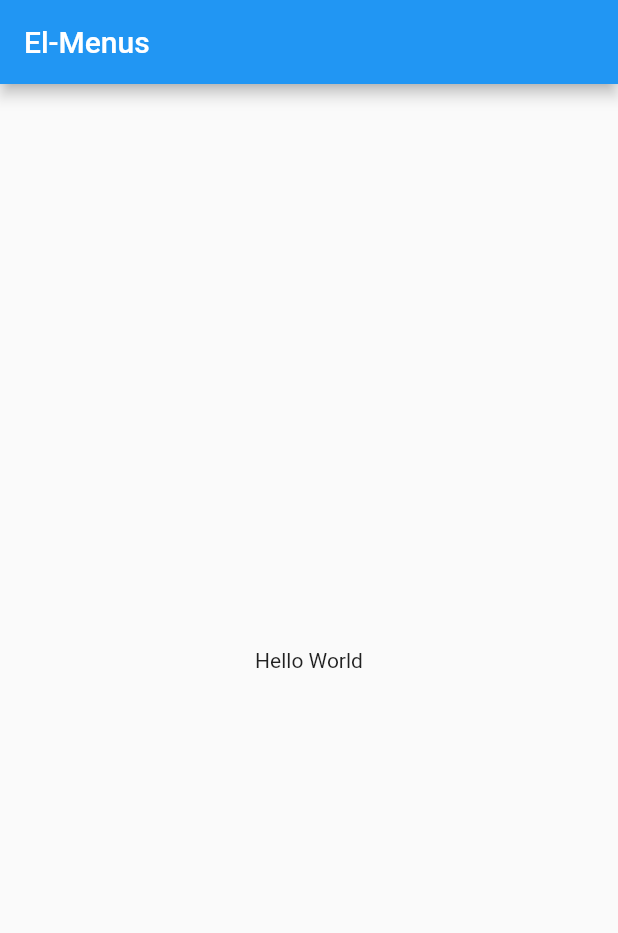
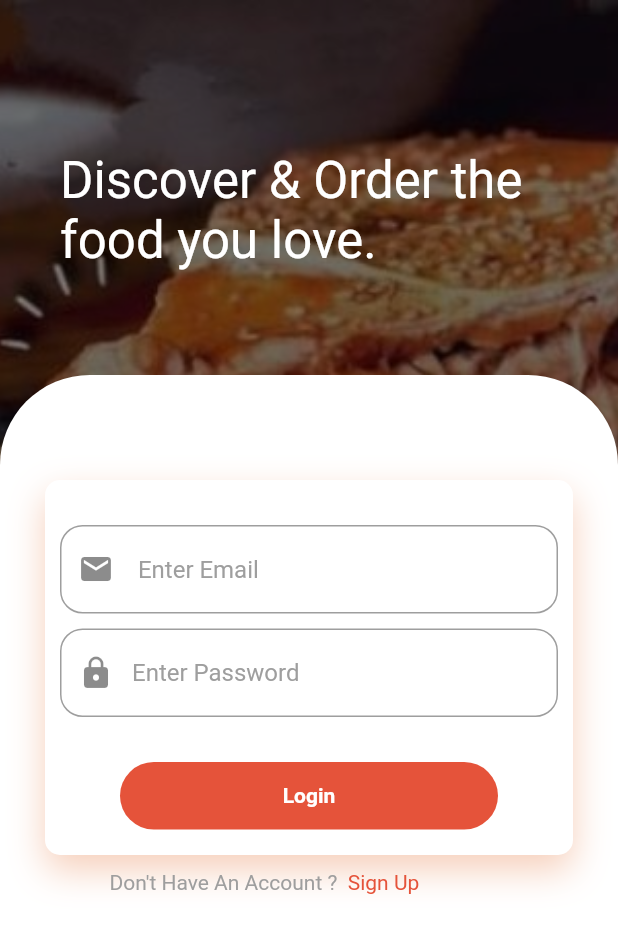
Before and after one commit to mohamedhelwa/ElMenus-ITI-Flutter, a Flutter app: the screen it shows after launch, on a phone screen of 412 x 824 dp. Shown: the top 933 px of the screen. Run offline on Flutter 3.47's test engine with Material 2 defaults, Android fonts, the phone set to English and light mode, and no system bars.

Commit message:
login and register

```diff
--- a/lib/main.dart
+++ b/lib/main.dart
@@ -1,7 +1,15 @@
+import 'package:ElMenus_ITI/views/login.dart';
 import 'package:flutter/material.dart';
 
+
+
 void main() {
-  runApp(MyApp());
+  runApp(
+  MaterialApp(
+    //debugShowCheckedModeBanner: false,
+    home: Login(),
+  )
+);
 }
 
 class MyApp extends StatelessWidget {
@@ -13,7 +21,7 @@ class MyApp extends StatelessWidget {
           title: Text('El-Menus'),
         ),
         body: Center(
-          child: Text("Hello World"),
+          child: Login(),
         ),
       ),
     );
--- /dev/null
+++ b/lib/views/login.dart
@@ -0,0 +1,147 @@
+
+import 'package:ElMenus_ITI/views/signup.dart';
+import 'package:flutter/material.dart';
+
+ class Login extends StatelessWidget {
+  @override
+  Widget build(BuildContext context) {
+    return Scaffold(
+      body: Container(
+        width: double.infinity,
+        decoration: BoxDecoration(
+          color: const Color(0xff000000),
+          image: DecorationImage(image: AssetImage("assets/cover.jpg"),
+          fit: BoxFit.cover,
+          colorFilter: new ColorFilter.mode(Colors.black.withOpacity(0.5), BlendMode.dstATop),),
+        ),
+        child: Column(
+          crossAxisAlignment: CrossAxisAlignment.start,
+          children: <Widget>[
+            SizedBox(height: 80,),
+            Padding(
+              padding: EdgeInsets.all(20),
+              child: Column(
+                crossAxisAlignment: CrossAxisAlignment.start,
+                children: <Widget>[
+                  Padding(
+                    padding: const EdgeInsets.only(left:20.0),
+                    child: Text("Discover & Order the food you love.", style: TextStyle(color: Colors.white, fontSize: 34),),
+                  ),
+                ],
+              ),
+            ),
+            SizedBox(height: 50),
+            Expanded(
+              child: Container(
+                decoration: BoxDecoration(
+                  color: Colors.white,
+                  borderRadius: BorderRadius.only(topLeft: Radius.circular(60), topRight: Radius.circular(60))
+                ),
+                child: SingleChildScrollView(
+                  child: Padding(
+                    padding: EdgeInsets.all(30),
+                    child: Column(
+                      children: <Widget>[
+                        SizedBox(height: 40,),
+                        Container(
+                          height: 250,
+                          decoration: BoxDecoration(
+                            color: Colors.white,
+                            borderRadius: BorderRadius.circular(10),
+                            boxShadow: [BoxShadow(
+                              color: Color.fromRGBO(225, 95, 27, .3),
+                              blurRadius: 20,
+                              offset: Offset(0, 10)
+                            )]
+                          ),
+                          child: Column(
+                            children: <Widget>[
+                               Container(
+                                padding: EdgeInsets.only(left:10,right: 10,bottom:10,top:30),
+                                child: TextField(
+                                  decoration: InputDecoration(
+                                    prefixIcon: Icon(Icons.mail),
+                                    hintText: " Enter Email",
+                                    hintStyle: TextStyle(color: Colors.grey),
+                                    border: OutlineInputBorder(
+                                       borderRadius: const BorderRadius.all(
+                                          const Radius.circular(15.0),
+                                        ),
+                                    ) //InputBorder.none
+                                  ),
+
+                                ),
+                              ),
+                              Container(
+                                padding: EdgeInsets.only(left:10,right: 10,top:0,bottom: 30),
+                                child: TextField(
+                                  decoration: InputDecoration(
+                                    prefixIcon: Icon(Icons.lock),
+                                    hintText: "Enter Password",
+                                    hintStyle: TextStyle(color: Colors.grey),
+                                    border: OutlineInputBorder(
+                                       borderRadius: const BorderRadius.all(
+                                          const Radius.circular(15.0),
+                                        ),
+                                    )
+                                  ),
+                                   autofocus: false,
+                                   obscureText: true,
+                                ),
+                              ),
+                        Container(
+                          height: 45,
+                          margin: EdgeInsets.symmetric(horizontal: 50),
+                          decoration: BoxDecoration(
+                            borderRadius: BorderRadius.circular(50),
+                            color: Color(0xffE5533A)
+                          ),
+                          child: Center(
+                            child: Text("Login", style: TextStyle(color: Colors.white, fontWeight: FontWeight.bold),),
+                          ),
+                        ),
+                            ],
+                          ),
+                        ),
+                       /* SizedBox(height: 40,),
+                        Container(
+                          height: 50,
+                          margin: EdgeInsets.symmetric(horizontal: 50),
+                          decoration: BoxDecoration(
+                            borderRadius: BorderRadius.circular(50),
+                            color: Color(0xffE5533A)
+                          ),
+                          child: Center(
+                            child: Text("Login", style: TextStyle(color: Colors.white, fontWeight: FontWeight.bold),),
+                          ),
+                        ),*/
+                      SizedBox(height: 10,),
+                       Padding(
+                         padding: const EdgeInsets.only(left:43.0),
+                         child: Row(
+                           children: [
+                             Text("Don't Have An Account ? ", style: TextStyle(color: Colors.grey),),
+                             InkWell(
+                               onTap: (){
+                                 Navigator.push(
+                                  context,
+                                  MaterialPageRoute(builder: (context)=>SignUp()),
+                                  );
+                               },
+
+                               child: Text(" Sign Up", style: TextStyle(color:Color(0xffE5533A)), )),
+                         ],
+                         ),
+                       ),
+                      ],
+                    ),
+                  ),
+                ),
+              ),
+            )
+          ],
+        ),
+      ),
+    );
+  }
+}
--- a/pubspec.yaml
+++ b/pubspec.yaml
@@ -23,7 +23,8 @@ flutter:
 
   # To add assets to your application, add an assets section, like this:
   assets:
-    - assets/
+    - assets/user.jpg
+    - assets/cover.jpg
 
   # example:
   # fonts:
```
Also changed, not shown: lib/views/signup.dart (added, +167 -0 lines), lib/views/user.dart (added, +86 -0 lines), assets/cover.jpg (added), assets/user.jpg (added), pubspec.lock, 1 other file.
